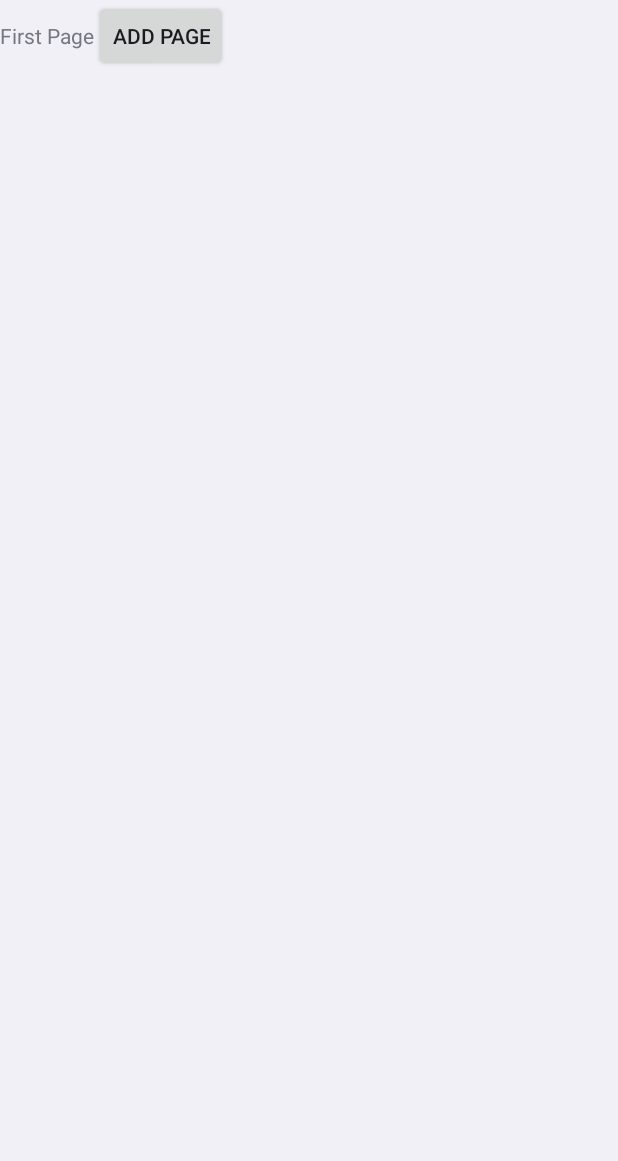
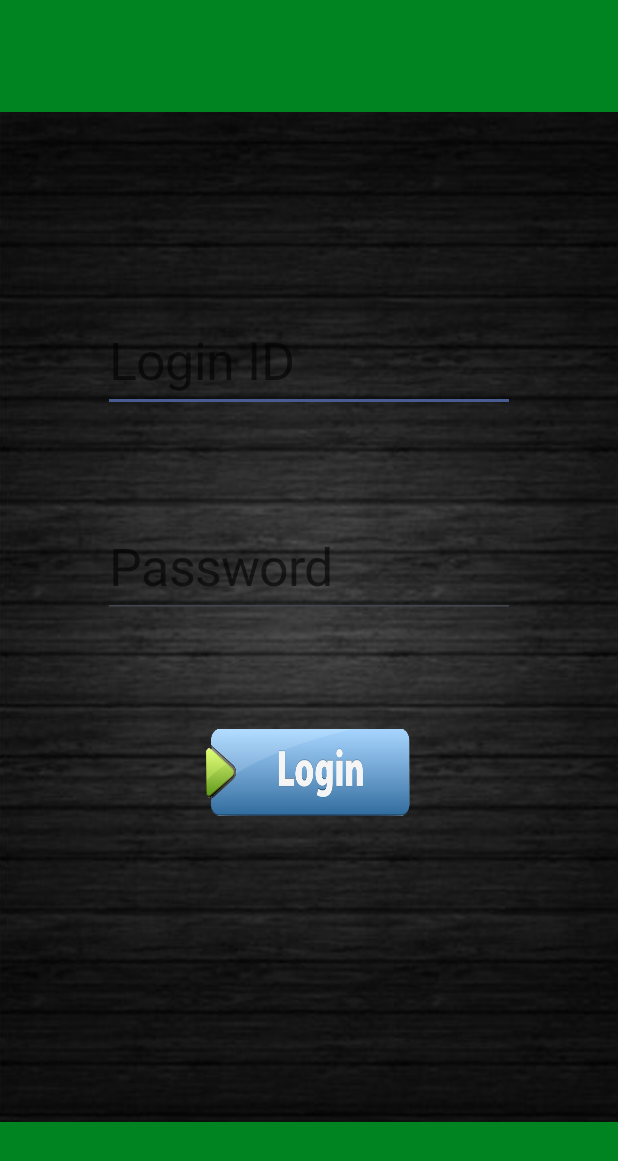
Before and after one commit to ashtrisk/DoodleSword, an Android app: the screen it shows after launch (TempActivity), on a phone screen of 412 x 824 dp. Shown: the top 1161 px of the screen. Run offline under Robolectric (Android 15) with nearby library versions, the phone set to English and light mode, and no system bars.

Commit message:
Why So Serious

```diff
--- a/app/src/main/java/com/ashutosh/doodlesword/ParentActivityFragment.java
+++ b/app/src/main/java/com/ashutosh/doodlesword/ParentActivityFragment.java
@@ -38,7 +38,7 @@ public class ParentActivityFragment extends Fragment {
         mContext = getActivity();
         mTextView = ViewProvider.getTextView(mContext,"Hello Parent!");
         // find listView set string array and add adapter to it.
-        parentListItems = new ArrayList<>(Arrays.asList(getResources().getStringArray(R.array.sub_list)));
+        parentListItems = new ArrayList<>(Arrays.asList(getResources().getStringArray(R.array.stud_list)));
         mListView = (ListView) rootView.findViewById(R.id.listView_student);
 
         mListView.setAdapter(new ArrayAdapter<String>(getActivity(), R.layout.list_item, R.id.list_item_textView, parentListItems));
--- a/app/src/main/java/com/ashutosh/doodlesword/TempActivity.java
+++ b/app/src/main/java/com/ashutosh/doodlesword/TempActivity.java
@@ -1,9 +1,11 @@
 package com.ashutosh.doodlesword;
 
+import android.graphics.Point;
 import android.os.Bundle;
 import android.support.v4.app.Fragment;
 import android.support.v4.app.FragmentActivity;
 import android.support.v4.view.ViewPager;
+import android.view.Display;
 import android.widget.FrameLayout;
 
 import java.util.ArrayList;
@@ -15,6 +17,7 @@ public class TempActivity extends FragmentActivity {
     TempPagerAdapter mPagerAdapter;
     ArrayList<Fragment> frags;
     ViewPager mViewPager;
+
     @Override
     protected void onCreate(Bundle savedInstanceState) {
         super.onCreate(savedInstanceState);
@@ -22,9 +25,13 @@ public class TempActivity extends FragmentActivity {
         this.setRequestedOrientation(1);
         if(savedInstanceState == null) {
             frags = new ArrayList<>();
-            TempFragment t1 = new TempFragment();
+            TempLoginFragment t1 = new TempLoginFragment();
             Bundle args1 = new Bundle();
-            args1.putString("curr_text", "First Page");
+            Display display = getWindowManager().getDefaultDisplay();
+            final Point size = new Point();
+            display.getSize(size);
+            args1.putInt("LoginPageWidth", size.x);
+            args1.putInt("LoginPageHeight", size.y);
             t1.setArguments(args1);
             frags.add(t1);
             mPagerAdapter = new TempPagerAdapter(frags, getSupportFragmentManager());
@@ -38,12 +45,27 @@ public class TempActivity extends FragmentActivity {
         }
     }
 
-    public void addPage() {
-        TempFragment t = new TempFragment();
+    public void addPage(String username, String title) {
+//        TempFragment t = new TempFragment();
         Bundle args = new Bundle();
-        args.putString("curr_text", "Second Page");
-        t.setArguments(args);
-        frags.add(t);
+        args.putString("username", username);
+//        args.putString("title", title);
+//        t.setArguments(args);
+//        frags.add(t);
+
+        if(title.equalsIgnoreCase("student")){
+            TempStudentFragment tsf = new TempStudentFragment();
+            tsf.setArguments(args);
+            frags.add(tsf);
+        } else if(title.equalsIgnoreCase("teacher")){
+            // create teacher temp fragment
+        }
+
         mPagerAdapter.notifyDataSetChanged();
     }
+
+    public void addAndGotoPage(String s, String s1) {
+        addPage(s,s1);
+        mViewPager.setCurrentItem(mPagerAdapter.getCount()-1);
+    }
 }
--- a/app/src/main/java/com/ashutosh/doodlesword/TempFragment.java
+++ b/app/src/main/java/com/ashutosh/doodlesword/TempFragment.java
@@ -6,10 +6,7 @@ import android.support.v4.app.Fragment;
 import android.view.LayoutInflater;
 import android.view.View;
 import android.view.ViewGroup;
-import android.widget.Button;
-import android.widget.EditText;
 import android.widget.LinearLayout;
-import android.widget.RelativeLayout;
 import android.widget.TextView;
 
 /**
@@ -24,19 +21,19 @@ public class TempFragment extends Fragment {
         LinearLayout rl = new LinearLayout(container.getContext());
         TextView txt = new TextView(container.getContext());
         Bundle arg = getArguments();
-        txt.setText(arg.getString("curr_text"));
+        txt.setText(arg.getString("username")+" "+arg.getString("title"));
         //EditText et = new EditText(container.getContext());
         //et.setHint("Hey");
-        Button bt = new Button(container.getContext());
-        bt.setText("Add Page");
-        bt.setOnClickListener(new View.OnClickListener() {
-            @Override
-            public void onClick(View v) {
-                ((TempActivity)v.getContext()).addPage();
-            }
-        });
+//        Button bt = new Button(container.getContext());
+//        bt.setText("Add Page");
+//        bt.setOnClickListener(new View.OnClickListener() {
+//            @Override
+//            public void onClick(View v) {
+//                ((TempActivity)v.getContext()).addPage();
+//            }
+//        });
         rl.addView(txt);
-        rl.addView(bt);
+//        rl.addView(bt);
         return rl;
     }
 
--- /dev/null
+++ b/app/src/main/java/com/ashutosh/doodlesword/TempLoginFragment.java
@@ -0,0 +1,21 @@
+package com.ashutosh.doodlesword;
+
+import android.os.Bundle;
+import android.support.annotation.Nullable;
+import android.support.v4.app.Fragment;
+import android.view.LayoutInflater;
+import android.view.View;
+import android.view.ViewGroup;
+
+/**
+ * Created by Vostro-Daily on 8/6/2015.
+ */
+public class TempLoginFragment extends Fragment {
+
+    @Nullable
+    @Override
+    public View onCreateView(LayoutInflater inflater, ViewGroup container, Bundle savedInstanceState) {
+        //return super.onCreateView(inflater, container, savedInstanceState);
+        return (new LoginPage(container.getContext(),getArguments().getInt("LoginPageWidth"),getArguments().getInt("LoginPageHeight"))).getView();
+    }
+}
--- a/app/src/main/java/com/ashutosh/doodlesword/ViewProvider.java
+++ b/app/src/main/java/com/ashutosh/doodlesword/ViewProvider.java
@@ -13,7 +13,6 @@ import android.widget.RelativeLayout;
 import android.widget.TextView;
 
 import java.io.InputStream;
-import java.util.ArrayList;
 
 /**
  * Created by Vostro-Daily on 7/28/2015.
@@ -28,9 +27,9 @@ public class ViewProvider {
     public static ImageButton mImageButton;
     public static final String[][] user_data= { {"saty","yad","management","1"} , {"trina","das","teacher","2"} , {"ashu","chamoli","student","3"}};
 
-    public static String[] getUser(String str1,String str2){
+    public static String[] getUser(String username,String password){
         for (String[] item:user_data){
-            if(str1.equals(item[0]) && str2.equals(item[1])){
+            if(username.equals(item[0]) && password.equals(item[1])){
                 return item;
             }
         }
@@ -110,6 +109,21 @@ public class ViewProvider {
         return mEditText;
     }
 
+    public static EditText getEditText(Context context,String placeholder,int minWidth,int minHeight,int maxWidth,int maxHeight,ViewGroup.LayoutParams params, int color){
+        EditText mEditText = new EditText(context);
+        float scaledDensity = context.getResources().getDisplayMetrics().scaledDensity;
+        mEditText.setHint(placeholder);
+        mEditText.setMinimumHeight(minHeight);
+        mEditText.setMinimumWidth(minWidth);
+        mEditText.setMaxHeight(maxHeight);
+        mEditText.setMaxWidth(maxWidth);
+        mEditText.setTextSize(maxHeight / (2 * scaledDensity));
+        mEditText.setTextColor(color);
+
+        mEditText.setLayoutParams(params);
+        return mEditText;
+    }
+
     public static EditText getEditText(Context context,String placeholder,int minWidth,int minHeight,int maxWidth,int maxHeight){
         EditText mEditText = new EditText(context);
         mEditText.setHint(placeholder);
```
Also changed, not shown: app/src/main/java/com/ashutosh/doodlesword/LoginPage.java (+51 -5 lines), app/src/main/java/com/ashutosh/doodlesword/StudentPage.java (added, +56 -0 lines), app/src/main/java/com/ashutosh/doodlesword/TempStudentFragment.java (added, +39 -0 lines).
